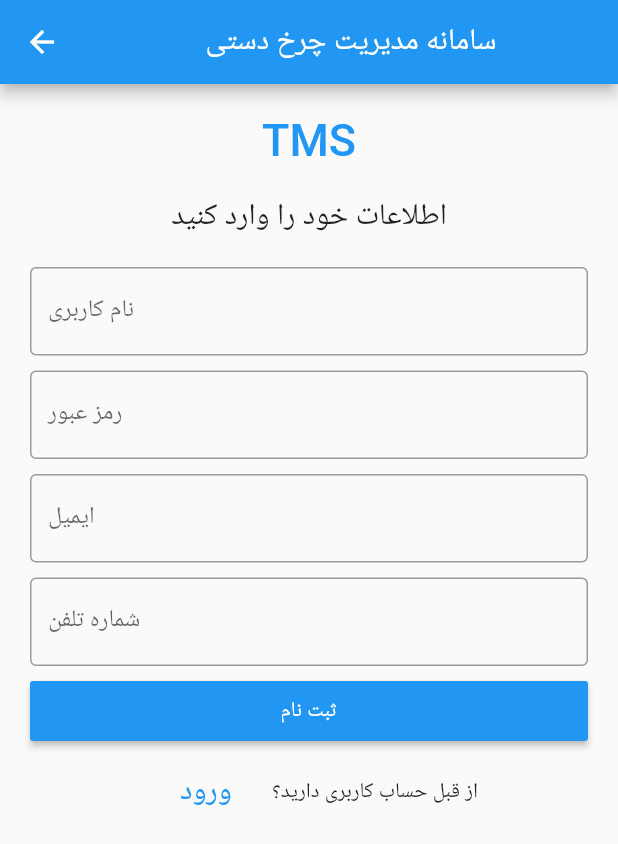
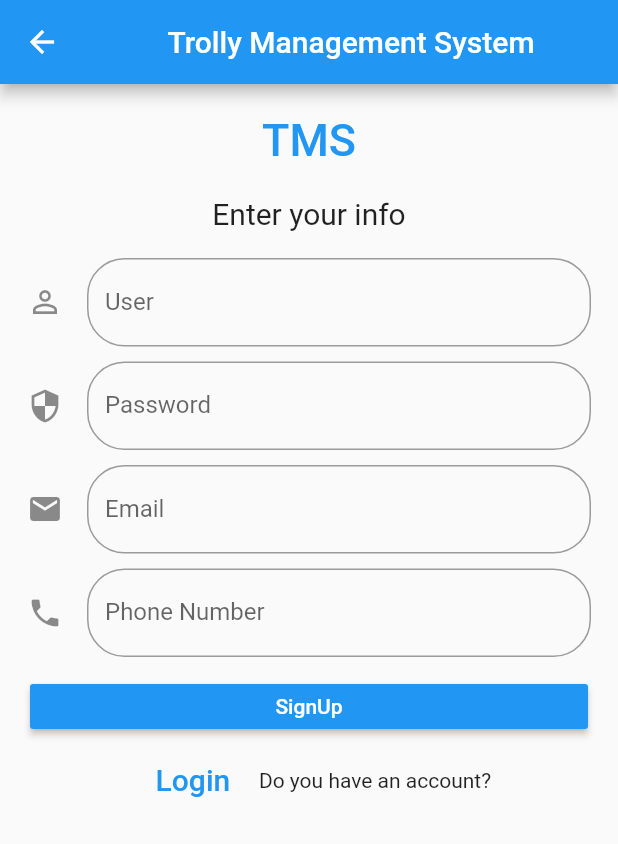
Before and after one commit to a-shahrestani/TMS_app, a Flutter app: the SignUpPage screen opened by its route, on a phone screen of 412 x 824 dp. Shown: the top 844 px of the screen. Run offline on Flutter 3.47's test engine with Material 2 defaults, Android fonts, the phone set to English and light mode, and no system bars; our stand-ins replace dio, flutter_map, latlong; Roboto replaces fonts that are missing (Poppins).

Commit message:
Our requests send FormData instead of JSON now and sign up was tested with server although there was no response but the data was stored in database

```diff
--- a/lib/Signup.dart
+++ b/lib/Signup.dart
@@ -2,48 +2,61 @@ import 'dart:convert';
 
 import 'package:flutter/material.dart';
 import 'package:http/http.dart' as http;
+import 'package:dio/dio.dart';
 
 class SignUpPage extends StatelessWidget {
   TextEditingController nameController = TextEditingController();
   TextEditingController passwordController = TextEditingController();
   TextEditingController emailController = TextEditingController();
   TextEditingController numberController = TextEditingController();
-  final String signupAPI = '';
+  final String signupAPI = 'http://185.205.209.236:8000/register/user/';
+  Response response;
+  var dio = Dio();
+  String _user;
+  String _pass;
+  String _email;
+  String _phoneNumber;
+  final formKey = GlobalKey<FormState>();
 
-  Future<Map<String, dynamic>> sigup(
+//  Future<Map<String, dynamic>> signup(
+  Future<String> signup(
       String username, String password, String email, String number) async {
     final Map<String, dynamic> authData = {
       "username": username,
-      "password": password,
       "email": email,
-      "number": number
+      "phone_number": number,
+      "password": password
     };
 
-    final http.Response response = await http.post(signupAPI,
-        body: json.encode(authData),
-        headers: {"Content-Type": "application/json"});
+    FormData formData = new FormData.fromMap(authData);
+//    final http.Response response = await http.post(signupAPI,
+//        body: json.encode(authData),
+//        headers: {"Content-Type": "application/json"});
+//
+//    final Map<String, dynamic> authResponseData = json.decode(response.body);
 
-    final Map<String, dynamic> authResponseData = json.decode(response.body);
+    response = await dio.post(signupAPI, data: formData);
 
-    if (response.statusCode == 400) {
-      if (authResponseData.containsKey("error")) {
-        if (authResponseData["error"] == "invalid_credentials") {
-          return {'success': false, 'message': 'Invalid User!'};
-        }
-      }
-    }
-
-    if (response.statusCode == 200) {
-      return {'success': true, 'message': 'Successfuly login!'};
-    }
-    return null;
+//    if (response.statusCode == 400) {
+////      if (authResponseData.containsKey("error")) {
+////        if (authResponseData["error"] == "invalid_credentials") {
+////          return {'success': false, 'message': 'Invalid User!'};
+////        }
+////      }
+//      return {'success': false, 'message': 'Unsuccessful SignUp!'};
+//    }
+//
+//    if (response.statusCode == 200) {
+//      return {'success': true, 'message': 'Successful SignUp!'};
+//    }
+    return response.data.toString();
   }
 
   @override
   Widget build(BuildContext context) {
     return Scaffold(
         appBar: AppBar(
-          title: Center(child: Text('سامانه مدیریت چرخ دستی')),
+          title: Center(child: Text('Trolly Management System')),
         ),
         body: Padding(
             padding: EdgeInsets.all(10),
@@ -63,60 +76,104 @@ class SignUpPage extends StatelessWidget {
                     alignment: Alignment.center,
                     padding: EdgeInsets.all(10),
                     child: Text(
-                      'اطلاعات خود را وارد کنید',
+                      'Enter your info',
                       style: TextStyle(fontSize: 20),
                     )),
-                Container(
-                  padding: EdgeInsets.all(10),
-                  child: TextField(
-                    controller: nameController,
+                Padding(
+                  padding: const EdgeInsets.all(8.0),
+                  child: Form(
+                    key: formKey,
+                    child: Column(
+                      mainAxisSize: MainAxisSize.min,
+                      children: <Widget>[
+                        TextFormField(
+                          style: new TextStyle(
+                            fontFamily: "Poppins",
+                          ),
                           decoration: InputDecoration(
-                      border: OutlineInputBorder(),
-                      labelText: 'نام کاربری',
+                              icon: Icon(Icons.perm_identity),
+                              labelText: 'User',
+                              border: OutlineInputBorder(
+                                borderRadius: BorderRadius.circular(25.0),
+                                borderSide: BorderSide(),
+                              )),
+//                          validator: (input) =>
+//                              !input.contains('@') ? 'Not a valid Email' : null,
+                          onSaved: (input) => _user = input,
                         ),
+                        SizedBox(
+                          height: 10,
                         ),
+                        TextFormField(
+                          obscureText: true,
+                          decoration: InputDecoration(
+                              icon: Icon(Icons.security),
+                              labelText: 'Password',
+                              border: OutlineInputBorder(
+                                  borderSide: BorderSide(),
+                                  borderRadius: BorderRadius.circular(25.0))),
+                          validator: (input) => input.length < 6
+                              ? 'Password should at least be 6 characters'
+                              : null,
+                          onSaved: (input) => _pass = input,
+                          keyboardType: TextInputType.visiblePassword,
                         ),
-                Container(
-                  padding: EdgeInsets.fromLTRB(10, 0, 10, 10),
-                  child: TextField(
-                    obscureText: true,
-                    controller: passwordController,
+                        SizedBox(
+                          height: 10,
+                        ),
+                        TextFormField(
+                          keyboardType: TextInputType.emailAddress,
+                          style: new TextStyle(
+                            fontFamily: "Poppins",
+                          ),
                           decoration: InputDecoration(
-                      border: OutlineInputBorder(),
-                      labelText: 'رمز عبور',
+                              icon: Icon(Icons.email),
+                              labelText: 'Email',
+                              border: OutlineInputBorder(
+                                borderRadius: BorderRadius.circular(25.0),
+                                borderSide: BorderSide(),
+                              )),
+                          validator: (input) =>
+                              !input.contains('@') ? 'Not a valid Email' : null,
+                          onSaved: (input) => _email = input,
                         ),
+                        SizedBox(
+                          height: 10,
                         ),
+                        TextFormField(
+                          decoration: InputDecoration(
+                              icon: Icon(Icons.phone),
+                              labelText: 'Phone Number',
+                              border: OutlineInputBorder(
+                                  borderSide: BorderSide(),
+                                  borderRadius: BorderRadius.circular(25.0))),
+//                          validator: (input) => input.length < 6
+//                              ? 'Password should at least be 6 characters'
+//                              : null,
+                          onSaved: (input) => _phoneNumber = input,
+                          keyboardType: TextInputType.visiblePassword,
                         ),
-                Container(
-                  padding: EdgeInsets.fromLTRB(10, 0, 10, 10),
-                  child: TextField(
-                    controller: emailController,
-                    decoration: InputDecoration(
-                      border: OutlineInputBorder(),
-                      labelText: 'ایمیل',
-                    ),
-                  ),
-                ),
-                Container(
-                  padding: EdgeInsets.fromLTRB(10, 0, 10, 10),
-                  child: TextField(
-                    controller: numberController,
-                    decoration: InputDecoration(
-                      border: OutlineInputBorder(),
-                      labelText: 'شماره تلفن',
+                      ],
                     ),
                   ),
                 ),
                 Container(
                     height: 50,
-                    padding: EdgeInsets.fromLTRB(10, 0, 10, 10),
+                    padding: EdgeInsets.fromLTRB(10, 10, 10, 10),
                     child: RaisedButton(
                       textColor: Colors.white,
                       color: Colors.blue,
-                      child: Text('ثبت نام'),
+                      child: Text('SignUp'),
                       onPressed: () {
 //                        print(nameController.text);
 //                        print(passwordController.text);
+                        if (formKey.currentState.validate()) {
+                          formKey.currentState.save();
+                          print(_user + _pass + _email + _phoneNumber);
+//                        print(_sigin(_user, _pass).toString());
+                          print(signup(_user, _pass, _email, _phoneNumber));
+//                          Navigator.pushReplacementNamed(context, '/MapPage');
+                        }
                       },
                     )),
                 Container(
@@ -125,7 +182,7 @@ class SignUpPage extends StatelessWidget {
                     FlatButton(
                       textColor: Colors.blue,
                       child: Text(
-                        'ورود',
+                        'Login',
                         style: TextStyle(fontSize: 20),
                       ),
                       onPressed: () {
@@ -133,10 +190,10 @@ class SignUpPage extends StatelessWidget {
                         Navigator.pushReplacementNamed(context, '/LoginPage');
                       },
                     ),
-                    Text('از قبل حساب کاربری دارید؟'),
+                    Text('Do you have an account?'),
                   ],
                   mainAxisAlignment: MainAxisAlignment.center,
-                ))
+                )),
               ],
             )));
   }
--- a/pubspec.yaml
+++ b/pubspec.yaml
@@ -25,6 +25,7 @@ dependencies:
     sdk: flutter
   http: ^0.12.1
   flutter_map: ^0.9.0
+  dio: ^3.0.9
 
 
   # The following adds the Cupertino Icons font to your application.
```
Also changed, not shown: pubspec.lock. Lines whose indentation alone changed are shown as unchanged.
